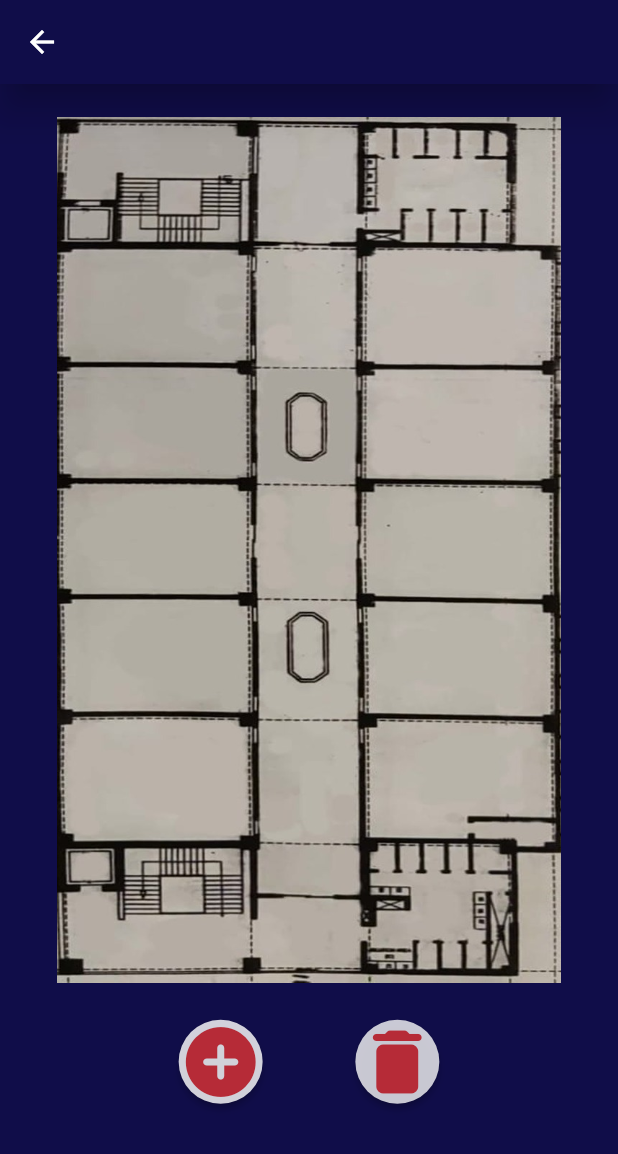
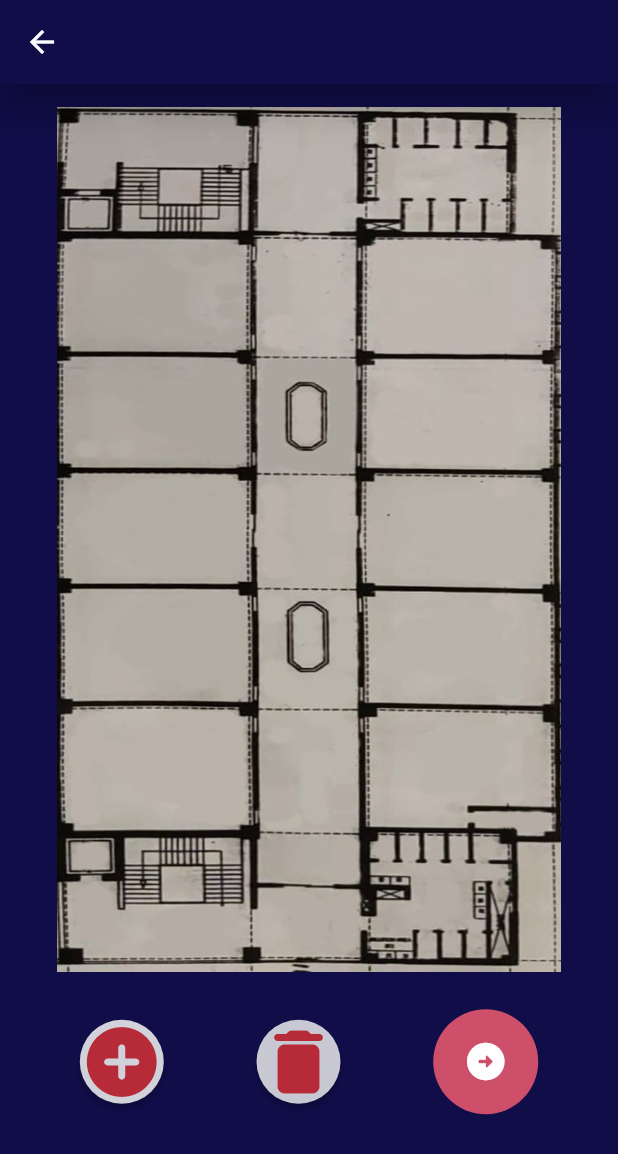
Before and after one commit to azwarshariq/PALANTIR, a Flutter app: the EditScreen screen opened directly, on a phone screen of 412 x 824 dp. Shown: the top 1154 px of the screen. Run offline on Flutter 3.47's test engine with Material 2 defaults, Android fonts, the phone set to English and light mode, and no system bars; our stand-ins replace cloud_firestore, dropdown_search, firebase_auth, firebase_core, firebase_storage, google_fonts and 1 more; missing offline and left inert: popup_card; accounts and stored records are empty.

Commit message:
Updated Edit Screen

```diff
--- a/lib/pages/edit_screen.dart
+++ b/lib/pages/edit_screen.dart
@@ -1,8 +1,12 @@
 import 'package:flutter/material.dart';
+import 'package:google_fonts/google_fonts.dart';
 import 'dart:math' as math;
 import 'package:popup_card/popup_card.dart';
 
+import 'collect_data_screen.dart';
 import 'hero_dialog_route.dart';
+
+//Delete Room, Stairs and Elevator function is incomplete
 
 class EditScreen extends StatefulWidget {
   const EditScreen({Key? key}) : super(key: key);
@@ -132,6 +136,28 @@ class _EditScreenState extends State<EditScreen> {
                                       color: Color(0xffB62B37),
                                     ),
                                   ),
+                                ),
+                              ),
+                              SizedBox(
+                                width: MediaQuery.of(context).size.width * 0.15,
+                              ),
+                              CircleAvatar(
+                                //Add Button
+                                radius: 35.0,
+                                backgroundColor: const Color(0xFFCD4F69),
+                                child: IconButton(
+                                  icon: Icon(Icons.arrow_circle_right_rounded),
+                                  color: Color.fromARGB(255, 255, 254, 254),
+                                  iconSize: 30,
+                                  splashColor: const Color(0xDACD4F69),
+                                  splashRadius: 45,
+                                  onPressed: () {
+                                    Navigator.of(context).push(
+                                      MaterialPageRoute(
+                                        builder: (context) => CollectDataScreen(),
+                                      ),
+                                    );
+                                  },
                                 ),
                               ),
                             ],
@@ -346,7 +372,8 @@ class _PopUpItemBodyState extends State<PopUpItemBody> {
                       onPressed: () => {
                         if (xVar == 0)
                           {print("zero")}
-                        else if(initialTypeValue == "Router")
+                        else
+                        if(initialTypeValue == "Router")
                           {
                             if (routerName == "")
                               {
@@ -527,8 +554,6 @@ class _PopUpItemBodyState extends State<PopUpItemBody> {
                               color: Colors.white,
                               fontWeight: FontWeight.w500)),
                     ),
-
-                    Text(type[3]),
                   ],
                 ),
               ),
```
